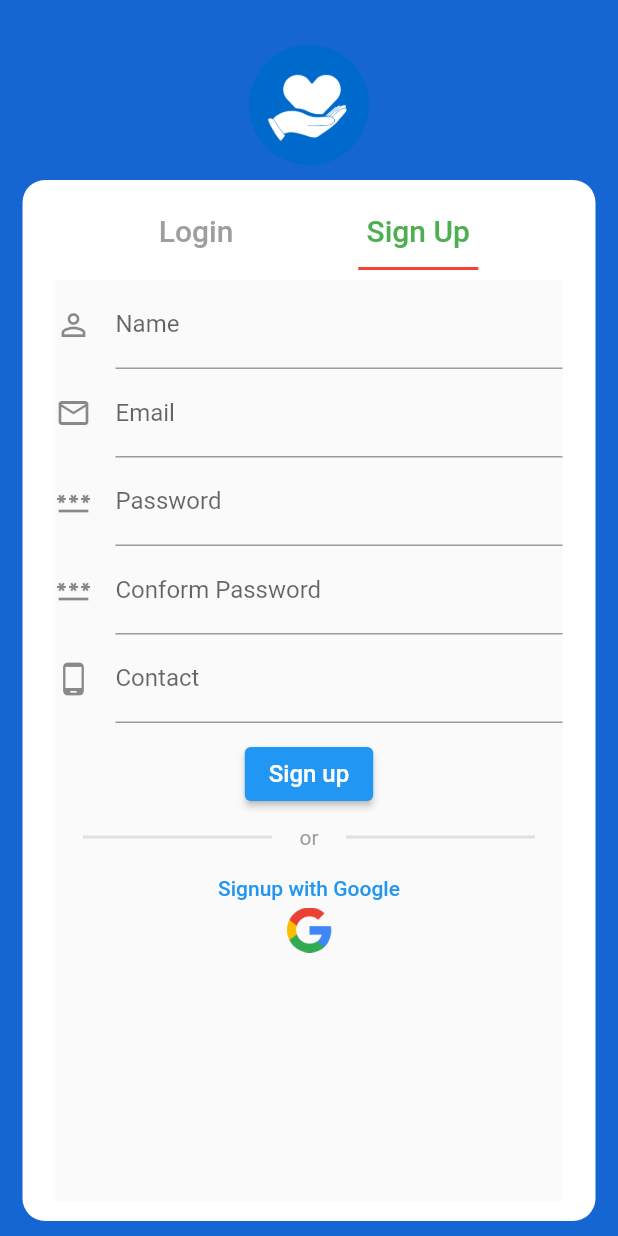
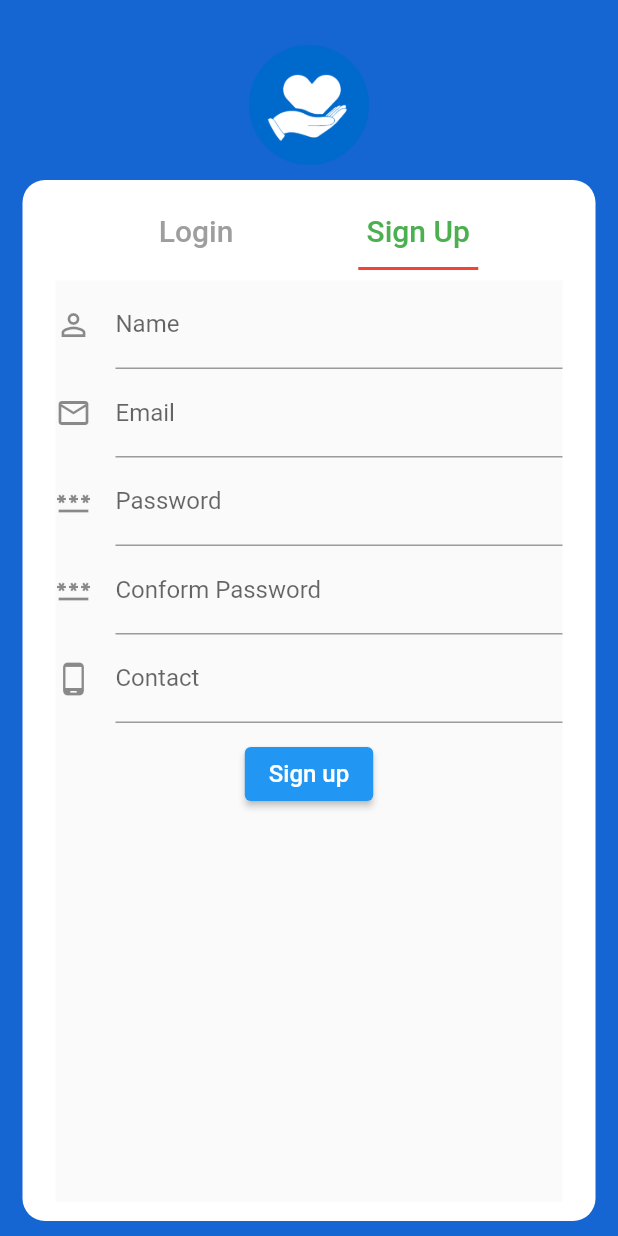
Before and after one commit to logesh-imf/Donate-Now_GoodsShare, a Flutter app: the screen it shows after launch, after a tap on "Sign Up", on a phone screen of 412 x 824 dp. Run offline on Flutter 3.47's test engine with Material 2 defaults, Android fonts, the phone set to English and light mode, and no system bars; our stand-ins replace firebase_auth, firebase_core, google_sign_in; accounts and stored records are empty.

Commit message:
Login with Google and Drawer added (Native Login is not done)

```diff
--- a/donate_now/lib/login/loginpage.dart
+++ b/donate_now/lib/login/loginpage.dart
@@ -1,4 +1,6 @@
 import 'package:flutter/material.dart';
+import 'package:donate_now/login/google_sign_in.dart';
+import 'package:provider/provider.dart';
 
 class LoginPage extends StatefulWidget {
   // const LoginPage({Key? key}) : super(key: key);
@@ -66,7 +68,7 @@ class _LoginPageState extends State<LoginPage> {
                     style: TextStyle(fontSize: 16),
                   )),
               SizedBox(
-                height: 10,
+                height: 20,
               ),
               Row(
                 mainAxisAlignment: MainAxisAlignment.spaceEvenly,
@@ -88,24 +90,27 @@ class _LoginPageState extends State<LoginPage> {
                 ],
               ),
               SizedBox(
+                height: 20,
+              ),
+              Text(
+                'Login with Google (New user can use)',
+                style: TextStyle(color: Colors.blue),
+              ),
+              SizedBox(
                 height: 10,
               ),
               TextButton(
-                onPressed: () {},
-                child: Column(
-                  children: [
-                    Text('Login with Google'),
-                    SizedBox(
-                      height: 5,
-                    ),
-                    Image(
-                      image: AssetImage('images/Google_logo.png'),
-                      height: 30,
-                      width: 30,
-                    )
-                  ],
+                onPressed: () {
+                  final provider =
+                      Provider.of<GoogleSignInProvider>(context, listen: false);
+                  provider.login();
+                },
+                child: Image(
+                  image: AssetImage('images/Google_logo.png'),
+                  height: 30,
+                  width: 30,
                 ),
-              )
+              ),
             ],
           ),
         ),
--- a/donate_now/lib/login/signup.dart
+++ b/donate_now/lib/login/signup.dart
@@ -1,4 +1,6 @@
 import 'package:flutter/material.dart';
+import 'package:donate_now/login/google_sign_in.dart';
+import 'package:provider/provider.dart';
 
 class SignupPage extends StatefulWidget {
   // const SignupPage({ Key? key }) : super(key: key);
@@ -69,44 +71,6 @@ class _SignupPageState extends State<SignupPage> {
               SizedBox(
                 height: 10,
               ),
-              Row(
-                mainAxisAlignment: MainAxisAlignment.spaceEvenly,
-                children: [
-                  Container(
-                    height: 2,
-                    color: Colors.grey[300],
-                    width: (MediaQuery.of(context).size.width / 2) - 80,
-                  ),
-                  Text(
-                    'or',
-                    style: TextStyle(color: Colors.grey),
-                  ),
-                  Container(
-                    height: 2,
-                    color: Colors.grey[300],
-                    width: (MediaQuery.of(context).size.width / 2) - 80,
-                  ),
-                ],
-              ),
-              SizedBox(
-                height: 10,
-              ),
-              TextButton(
-                onPressed: () {},
-                child: Column(
-                  children: [
-                    Text('Signup with Google'),
-                    SizedBox(
-                      height: 5,
-                    ),
-                    Image(
-                      image: AssetImage('images/Google_logo.png'),
-                      height: 30,
-                      width: 30,
-                    )
-                  ],
-                ),
-              )
             ],
           ),
         ),
--- a/donate_now/lib/main.dart
+++ b/donate_now/lib/main.dart
@@ -1,5 +1,6 @@
 import 'package:firebase_auth/firebase_auth.dart';
 import 'package:flutter/material.dart';
+import 'package:flutter/services.dart';
 import 'package:firebase_core/firebase_core.dart';
 import 'package:provider/provider.dart';
 import 'package:donate_now/login/google_sign_in.dart';
@@ -16,6 +17,9 @@ Future main() async {
 class MyApp extends StatelessWidget {
   @override
   Widget build(BuildContext context) {
+    SystemChrome.setPreferredOrientations([
+      DeviceOrientation.portraitUp,
+    ]);
     return MaterialApp(
       title: 'Donate Now',
       theme: ThemeData(
@@ -40,7 +44,7 @@ class Navigate extends StatelessWidget {
             final provider = Provider.of<GoogleSignInProvider>(context);
 
             if (provider.isSigningIn)
-              return buildLoading();
+              return buildLoading(context);
             else if (snapshot.hasData)
               return Homepage();
             else
@@ -51,10 +55,20 @@ class Navigate extends StatelessWidget {
     );
   }
 
-  Widget buildLoading() => Stack(
+  Widget buildLoading(context) => Stack(
         fit: StackFit.expand,
         children: [
-          // CustomPaint(painter: BackgroundPainter()),
+          Container(
+            width: MediaQuery.of(context).size.width,
+            height: MediaQuery.of(context).size.height,
+            child: Center(
+              child: Image(
+                image: AssetImage('images/donate_logo.png'),
+                height: 150,
+                width: 150,
+              ),
+            ),
+          ),
           Center(child: CircularProgressIndicator()),
         ],
       );
```
Also changed, not shown: donate_now/lib/homepage.dart (+51 -1 lines).
